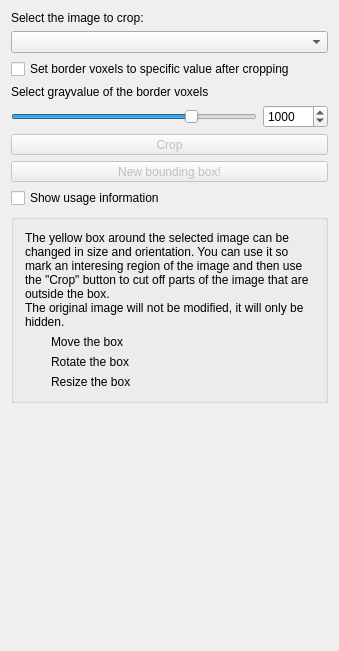
Before: the Qt Designer form Modules/Bundles/org.mitk.gui.qt.imagecropper/src/internal/QmitkImageCropperControls.ui in MITK/MITK, drawn with Qt 5.
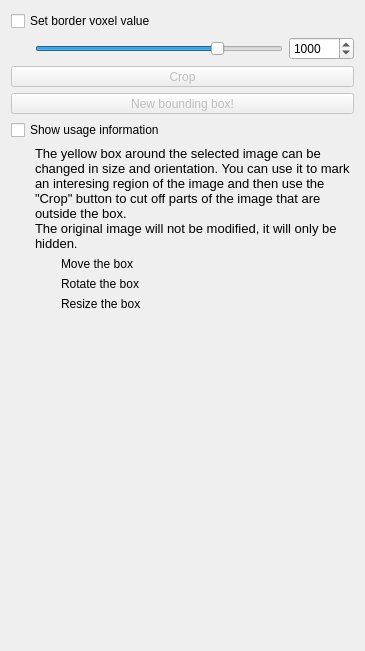
After: the same form once the commit is applied. Icons and pictures are not drawn. Custom widgets are drawn as their Qt base class.

Commit message:
ENH (#6376): Fixing image cropper usability issues
ad 1.) The bounding object is not fitted to the geometry of the new
       selection. Instead, a button allows to reset the bounding object.

ad 2.) The workbench selection service is used instead of the old
       datastorage combobox.

ad 3.) The labels texts are shorter now and the buttons use their
       preferred size.

```diff
--- a/Modules/Bundles/org.mitk.gui.qt.imagecropper/src/internal/QmitkImageCropperControls.ui
+++ b/Modules/Bundles/org.mitk.gui.qt.imagecropper/src/internal/QmitkImageCropperControls.ui
@@ -1,11 +1,11 @@
 <ui version="4.0" >
  <class>QmitkImageCropperControls</class>
- <widget class="QWidget" name="QmitkImageCropperControls" >
-  <property name="geometry" >
+ <widget class="QWidget" name="QmitkImageCropperControls">
+  <property name="geometry">
    <rect>
     <x>0</x>
     <y>0</y>
-    <width>339</width>
+    <width>365</width>
     <height>651</height>
    </rect>
   </property>
@@ -20,37 +20,23 @@
   </property>
   <layout class="QVBoxLayout" >
    <item>
-    <widget class="QLabel" name="textLabel1" >
-     <property name="text" >
-      <string>Select the image to crop:</string>
+    <widget class="QCheckBox" name="m_EnableSurroundingCheckBox">
+     <property name="sizePolicy">
+      <sizepolicy hsizetype="Preferred" vsizetype="Fixed">
+       <horstretch>0</horstretch>
+       <verstretch>0</verstretch>
+      </sizepolicy>
      </property>
-     <property name="wordWrap" >
-      <bool>false</bool>
+     <property name="text">
+      <string>Set border voxel value</string>
      </property>
     </widget>
    </item>
    <item>
-    <widget class="QmitkDataStorageComboBox" name="cmbImage" />
-   </item>
-   <item>
-    <widget class="QCheckBox" name="m_EnableSurroundingCheckBox" >
-     <property name="text" >
-      <string>Set border voxels to specific value after cropping</string>
+    <layout class="QHBoxLayout">
+     <property name="leftMargin">
+      <number>24</number>
      </property>
-    </widget>
-   </item>
-   <item>
-    <widget class="QLabel" name="m_TLGrayvalue" >
-     <property name="text" >
-      <string>Select grayvalue of the border voxels</string>
-     </property>
-     <property name="wordWrap" >
-      <bool>false</bool>
-     </property>
-    </widget>
-   </item>
-   <item>
-    <layout class="QHBoxLayout" >
      <item>
       <widget class="QSlider" name="m_SurroundingSlider" >
        <property name="minimum" >
@@ -87,19 +73,13 @@
      <property name="enabled" >
       <bool>false</bool>
      </property>
-     <property name="sizePolicy" >
-      <sizepolicy vsizetype="Minimum" hsizetype="MinimumExpanding" >
+     <property name="sizePolicy">
+      <sizepolicy hsizetype="Preferred" vsizetype="Fixed">
        <horstretch>0</horstretch>
        <verstretch>0</verstretch>
       </sizepolicy>
      </property>
-     <property name="minimumSize" >
-      <size>
-       <width>200</width>
-       <height>0</height>
-      </size>
-     </property>
-     <property name="toolTip" >
+     <property name="toolTip">
       <string>crop the selected image</string>
      </property>
      <property name="text" >
@@ -112,19 +92,13 @@
      <property name="enabled" >
       <bool>false</bool>
      </property>
-     <property name="sizePolicy" >
-      <sizepolicy vsizetype="Minimum" hsizetype="MinimumExpanding" >
+     <property name="sizePolicy">
+      <sizepolicy hsizetype="Preferred" vsizetype="Fixed">
        <horstretch>0</horstretch>
        <verstretch>0</verstretch>
       </sizepolicy>
      </property>
-     <property name="minimumSize" >
-      <size>
-       <width>200</width>
-       <height>0</height>
-      </size>
-     </property>
-     <property name="toolTip" >
+     <property name="toolTip">
       <string>crop the selected image</string>
      </property>
      <property name="text" >
@@ -133,23 +107,41 @@
     </widget>
    </item>
    <item>
-    <widget class="QCheckBox" name="chkInformation" >
-     <property name="text" >
+    <widget class="QCheckBox" name="chkInformation">
+     <property name="sizePolicy">
+      <sizepolicy hsizetype="Preferred" vsizetype="Fixed">
+       <horstretch>0</horstretch>
+       <verstretch>0</verstretch>
+      </sizepolicy>
+     </property>
+     <property name="text">
       <string>Show usage information</string>
      </property>
     </widget>
    </item>
    <item>
-    <widget class="QGroupBox" name="groupInfo" >
-     <property name="title" >
-      <string/>
-     </property>
-     <layout class="QVBoxLayout" >
+    <widget class="QWidget" name="groupInfo" native="true">
+     <layout class="QVBoxLayout">
+      <property name="leftMargin">
+       <number>24</number>
+      </property>
+      <property name="topMargin">
+       <number>0</number>
+      </property>
+      <property name="rightMargin">
+       <number>0</number>
+      </property>
+      <property name="bottomMargin">
+       <number>0</number>
+      </property>
       <item>
-       <widget class="QLabel" name="lblInfo" >
-        <property name="text" >
-         <string>The yellow box around the selected image can be changed in size and orientation. You can use it so mark an interesing region of the image and then use the "Crop" button to cut off parts of the image that are outside the box.&lt;br>&#xd;&#xd;
-The original image will not be modified, it will only be hidden.</string>
+       <widget class="QLabel" name="lblInfo">
+        <property name="text">
+         <string>&lt;!DOCTYPE HTML PUBLIC &quot;-//W3C//DTD HTML 4.0//EN&quot; &quot;http://www.w3.org/TR/REC-html40/strict.dtd&quot;&gt;
+&lt;html&gt;&lt;head&gt;&lt;meta name=&quot;qrichtext&quot; content=&quot;1&quot; /&gt;&lt;style type=&quot;text/css&quot;&gt;
+p, li { white-space: pre-wrap; }
+&lt;/style&gt;&lt;/head&gt;&lt;body style=&quot; font-family:'Sans'; font-size:10pt; font-weight:400; font-style:normal;&quot;&gt;
+&lt;p style=&quot; margin-top:0px; margin-bottom:0px; margin-left:0px; margin-right:0px; -qt-block-indent:0; text-indent:0px;&quot;&gt;The yellow box around the selected image can be changed in size and orientation. You can use it to mark an interesing region of the image and then use the &amp;quot;Crop&amp;quot; button to cut off parts of the image that are outside the box.&lt;br /&gt;The original image will not be modified, it will only be hidden.&lt;/p&gt;&lt;/body&gt;&lt;/html&gt;</string>
         </property>
         <property name="alignment" >
          <set>Qt::AlignVCenter</set>
@@ -342,14 +334,7 @@
    </item>
   </layout>
  </widget>
- <layoutdefault spacing="6" margin="11" />
- <customwidgets>
-  <customwidget>
-   <class>QmitkDataStorageComboBox</class>
-   <extends>QComboBox</extends>
-   <header>QmitkDataStorageComboBox.h</header>
-  </customwidget>
- </customwidgets>
+ <layoutdefault spacing="6" margin="11"/>
  <includes>
   <include location="local" >QmitkDataStorageComboBox.h</include>
  </includes>
```
Left out of the diff: 203 changed lines with no effect on the pictures. The commit also changes 3 other files.
